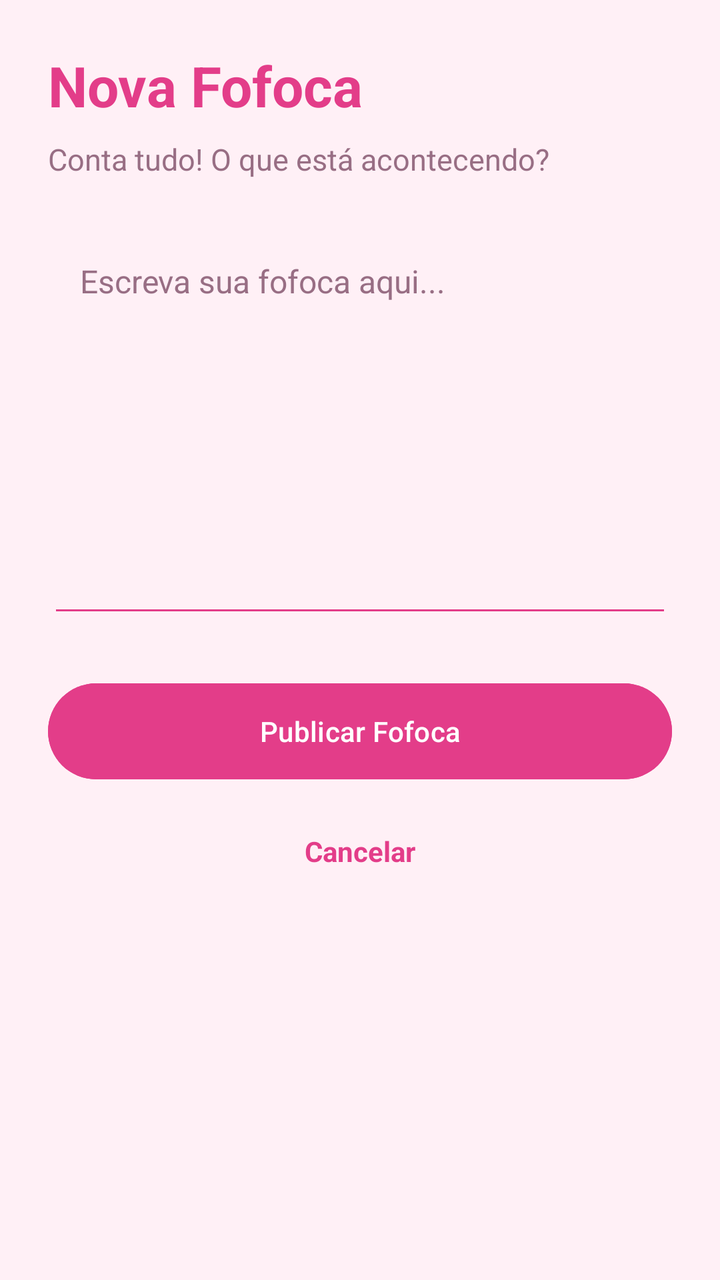
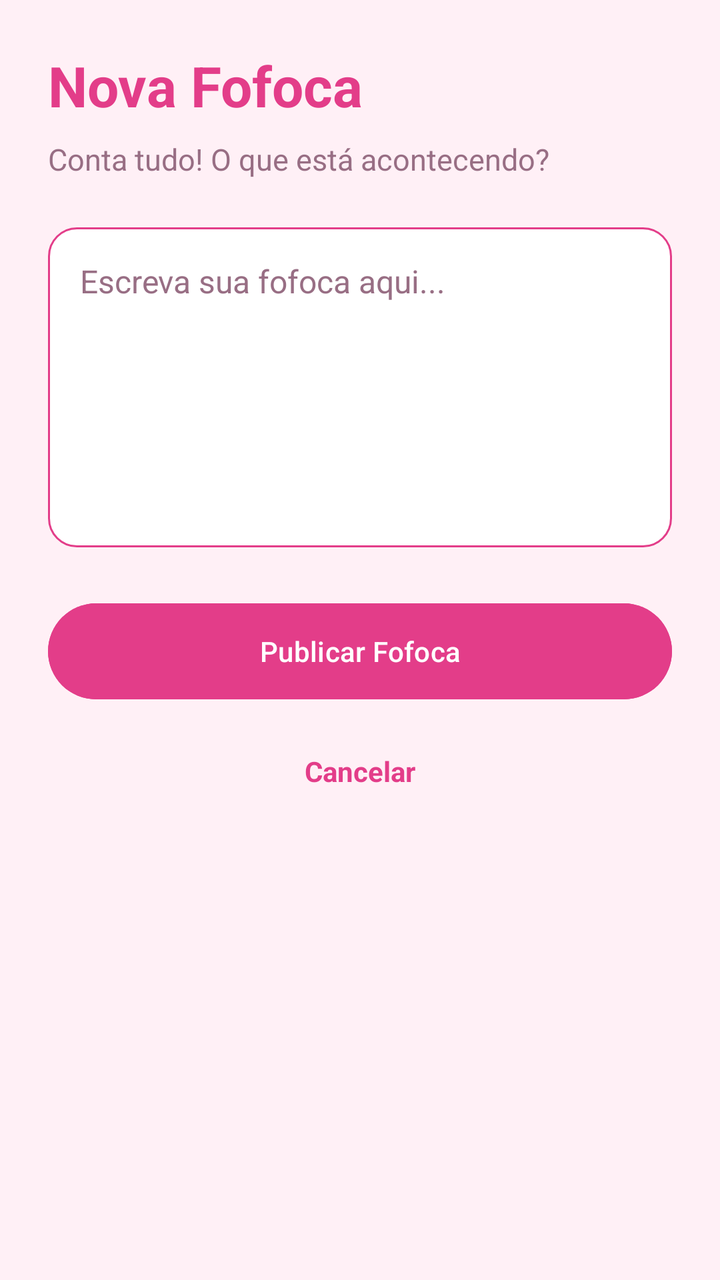

The first picture is an Android layout as it rendered before a commit; the second is the same layout after the commit. The layout source and the unified diff follow.
<!-- AndroidManifest.xml: application theme Theme.Fofoca -->
<!-- res/layout/activity_nova_fofoca.xml -->
<?xml version="1.0" encoding="utf-8"?>
<ScrollView
    xmlns:android="http://schemas.android.com/apk/res/android"
    android:id="@+id/main"
    android:layout_width="match_parent"
    android:layout_height="match_parent"
    android:background="@color/fofoca_fundo"
    android:fillViewport="true">

    <LinearLayout
        android:layout_width="match_parent"
        android:layout_height="wrap_content"
        android:orientation="vertical"
        android:padding="24dp">

        <TextView
            android:layout_width="match_parent"
            android:layout_height="wrap_content"
            android:text="Nova Fofoca"
            android:textSize="28sp"
            android:textStyle="bold"
            android:textColor="@color/fofoca_rosa"/>

        <TextView
            android:layout_width="match_parent"
            android:layout_height="wrap_content"
            android:text="Conta tudo! O que está acontecendo?"
            android:textSize="15sp"
            android:textColor="@color/fofoca_secundario"
            android:layout_marginTop="8dp"
            android:layout_marginBottom="24dp"/>

        <EditText
            android:id="@+id/etConteudo"
            android:layout_width="match_parent"
            android:layout_height="200dp"
            android:gravity="top"
            android:padding="16dp"
            android:hint="Escreva sua fofoca aqui..."
            android:inputType="textCapSentences|textMultiLine"
            android:maxLength="500"
            android:textSize="16sp"
            android:textColor="@color/fofoca_texto"
            android:textColorHint="@color/fofoca_secundario"
            android:backgroundTint="@color/fofoca_rosa"/>

        <Button
            android:id="@+id/btnPublicar"
            android:layout_width="match_parent"
            android:layout_height="56dp"
            android:layout_marginTop="24dp"
            android:text="Publicar Fofoca"
            android:textAllCaps="false"
            android:textColor="#FFFFFF"
            android:backgroundTint="@color/fofoca_rosa"/>

        <TextView
            android:id="@+id/tvCancelar"
            android:layout_width="match_parent"
            android:layout_height="48dp"
            android:gravity="center"
            android:text="Cancelar"
            android:textStyle="bold"
            android:textColor="@color/fofoca_rosa"
            android:layout_marginTop="8dp"/>

    </LinearLayout>

</ScrollView>
<!-- resources referenced by this layout -->
<resources>
  <color name="fofoca_fundo">#FFF0F6</color>
  <color name="fofoca_rosa">#E33D89</color>
  <color name="fofoca_secundario">#986E84</color>
  <color name="fofoca_texto">#59223C</color>
  <style name="Theme.Fofoca" parent="Base.Theme.Fofoca" />
  <style name="Base.Theme.Fofoca" parent="Theme.Material3.DayNight.NoActionBar">
          
          
      </style>
</resources>

<!-- the commit's change to res/layout/activity_nova_fofoca.xml (unified diff, before → after) -->
@@ -33,8 +33,10 @@
         <EditText
             android:id="@+id/etConteudo"
             android:layout_width="match_parent"
-            android:layout_height="200dp"
-            android:gravity="top"
+            android:layout_height="wrap_content"
+            android:minHeight="160dp"
+            android:minLines="6"
+            android:gravity="top|start"
             android:padding="16dp"
             android:hint="Escreva sua fofoca aqui..."
             android:inputType="textCapSentences|textMultiLine"
@@ -42,7 +44,7 @@
             android:textSize="16sp"
             android:textColor="@color/fofoca_texto"
             android:textColorHint="@color/fofoca_secundario"
-            android:backgroundTint="@color/fofoca_rosa"/>
+            android:background="@drawable/bg_campo_fofoca"/>
 
         <Button
             android:id="@+id/btnPublicar"
<!-- resource entries referenced after the edit -->
@@ -4,6 +4,19 @@
   <color name="fofoca_rosa">#E33D89</color>
   <color name="fofoca_secundario">#986E84</color>
   <color name="fofoca_texto">#59223C</color>
+  <!-- drawable bg_campo_fofoca (drawable) -->
+  <?xml version="1.0" encoding="utf-8"?>
+  <shape xmlns:android="http://schemas.android.com/apk/res/android"
+      android:shape="rectangle">
+  
+      <solid android:color="#FFFFFF"/>
+  
+      <corners android:radius="14dp"/>
+  
+      <stroke android:width="1dp"
+          android:color="@color/fofoca_rosa"/>
+  
+  </shape>
   <style name="Theme.Fofoca" parent="Base.Theme.Fofoca" />
   <style name="Base.Theme.Fofoca" parent="Theme.Material3.DayNight.NoActionBar">
           
